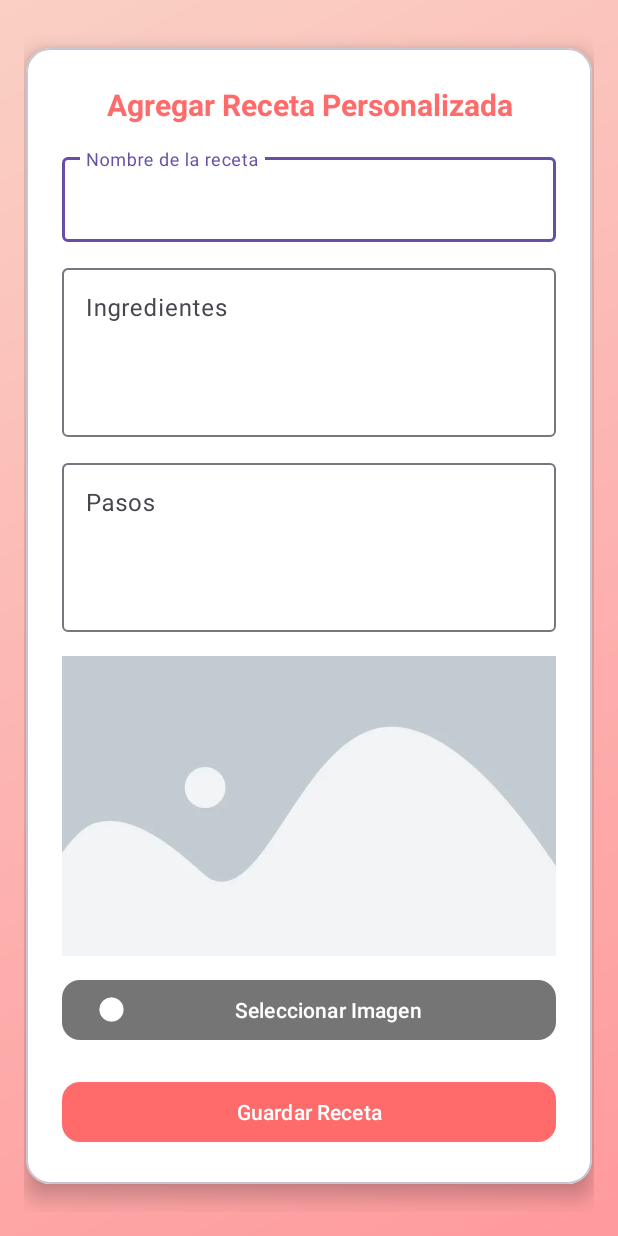
After one commit to Hexodiax/FoodFlowTFG, an Android app: the AddCustomRecipe screen opened directly, with no data from a screen before it, on a phone screen of 412 x 824 dp. The commit adds this screen. Run offline under Robolectric (Android 15) with nearby library versions, the phone set to English and light mode, and no system bars; our stand-ins replace Firebase (no records; nobody signed in at launch, a user with empty details on screens opened directly).

Commit message:
Agregar dependencias de Storage de FireBase
modificacion de fragmento de recetas personalizadas , agregar boton flotante en receta personalizada
creacion de ventana de agregar recetas personalizadas creacion de logica de agregar las recetas a la base de datos de firebase

Fallos
no hay separacion de recetas personalizadas entre usuarios diferentes
vamos que todos pueden ver las recetas que tu crees

Proximamente

Separacion de recetas para usuarios

```diff
--- a/app/build.gradle.kts
+++ b/app/build.gradle.kts
@@ -36,6 +36,8 @@ android {
 
 dependencies {
     implementation("com.github.bumptech.glide:glide:4.16.0")
+    implementation(libs.runtime.android)
+    implementation(libs.firebase.storage)
     annotationProcessor("com.github.bumptech.glide:compiler:4.16.0")
     implementation(platform("com.google.firebase:firebase-bom:33.13.0"))
     implementation("com.google.firebase:firebase-auth")
--- /dev/null
+++ b/app/src/main/java/com/example/foodflowtfg/AddCustomRecipe.java
@@ -0,0 +1,125 @@
+package com.example.foodflowtfg;
+
+import android.content.Intent;
+import android.graphics.Bitmap;
+import android.net.Uri;
+import android.os.Bundle;
+import android.provider.MediaStore;
+import android.widget.Button;
+import android.widget.EditText;
+import android.widget.ImageView;
+import android.widget.Toast;
+
+import androidx.annotation.Nullable;
+import androidx.appcompat.app.AppCompatActivity;
+
+import com.google.firebase.firestore.FirebaseFirestore;
+import com.google.firebase.storage.FirebaseStorage;
+import com.google.firebase.storage.StorageReference;
+
+import java.io.IOException;
+import java.util.HashMap;
+import java.util.Map;
+import java.util.UUID;
+
+public class AddCustomRecipe extends AppCompatActivity {
+
+    private static final int PICK_IMAGE_REQUEST = 1;
+    private static final String DEFAULT_IMAGE_URL = "https://firebasestorage.googleapis.com/v0/b/tu-proyecto.appspot.com/o/default_recipe_image.png?alt=media";
+
+    private EditText editTextNombre, editTextIngredientes, editTextPasos;
+    private ImageView imagePreview;
+    private Uri imageUri;
+
+    @Override
+    protected void onCreate(Bundle savedInstanceState) {
+        super.onCreate(savedInstanceState);
+        setContentView(R.layout.activity_agregar_receta_personalizada);
+
+        editTextNombre = findViewById(R.id.editTextNombre);
+        editTextIngredientes = findViewById(R.id.editTextIngredientes);
+        editTextPasos = findViewById(R.id.editTextPasos);
+        imagePreview = findViewById(R.id.imagePreview);
+
+        Button btnSeleccionarImagen = findViewById(R.id.btnSeleccionarImagen);
+        Button btnGuardar = findViewById(R.id.btnGuardar);
+
+        btnSeleccionarImagen.setOnClickListener(v -> abrirGaleria());
+        btnGuardar.setOnClickListener(v -> guardarReceta());
+    }
+
+    private void abrirGaleria() {
+        Intent intent = new Intent();
+        intent.setType("image/*");
+        intent.setAction(Intent.ACTION_GET_CONTENT);
+        startActivityForResult(Intent.createChooser(intent, "Selecciona una imagen"), PICK_IMAGE_REQUEST);
+    }
+
+    @Override
+    protected void onActivityResult(int requestCode, int resultCode, @Nullable Intent data) {
+        super.onActivityResult(requestCode, resultCode, data);
+
+        if (requestCode == PICK_IMAGE_REQUEST && resultCode == RESULT_OK && data != null && data.getData() != null) {
+            imageUri = data.getData();
+
+            try {
+                Bitmap bitmap = MediaStore.Images.Media.getBitmap(getContentResolver(), imageUri);
+                imagePreview.setImageBitmap(bitmap);
+            } catch (IOException e) {
+                e.printStackTrace();
+            }
+        }
+    }
+
+    private void guardarReceta() {
+        String nombre = editTextNombre.getText().toString().trim();
+        String ingredientes = editTextIngredientes.getText().toString().trim();
+        String pasos = editTextPasos.getText().toString().trim();
+
+        if (nombre.isEmpty() || ingredientes.isEmpty() || pasos.isEmpty()) {
+            Toast.makeText(this, "Por favor completa todos los campos", Toast.LENGTH_SHORT).show();
+            return;
+        }
+
+        if (imageUri == null) {
+            // No hay imagen, usar imagen por defecto
+            guardarEnFirestore(nombre, ingredientes, pasos, DEFAULT_IMAGE_URL);
+        } else {
+            // Subir imagen seleccionada
+            StorageReference storageRef = FirebaseStorage.getInstance().getReference();
+            StorageReference imageRef = storageRef.child("recetas_personalizadas/" + UUID.randomUUID().toString());
+
+            imageRef.putFile(imageUri)
+                    .addOnSuccessListener(taskSnapshot ->
+                            imageRef.getDownloadUrl().addOnSuccessListener(uri -> {
+                                String imageUrl = uri.toString();
+                                guardarEnFirestore(nombre, ingredientes, pasos, imageUrl);
+                            })
+                    )
+                    .addOnFailureListener(e -> {
+                        Toast.makeText(this, "Error al subir imagen", Toast.LENGTH_SHORT).show();
+                        e.printStackTrace();
+                    });
+        }
+    }
+
+    private void guardarEnFirestore(String nombre, String ingredientes, String pasos, String imageUrl) {
+        Map<String, Object> receta = new HashMap<>();
+        receta.put("nombre", nombre);
+        receta.put("ingredientes", ingredientes);
+        receta.put("pasos", pasos);
+        receta.put("imagenUrl", imageUrl);
+
+        FirebaseFirestore.getInstance()
+                .collection("recetas_personalizadas")
+                .add(receta)
+                .addOnSuccessListener(documentReference -> {
+                    Toast.makeText(this, "Receta guardada correctamente", Toast.LENGTH_SHORT).show();
+                    finish();
+                })
+                .addOnFailureListener(e -> {
+                    Toast.makeText(this, "Error al guardar receta", Toast.LENGTH_SHORT).show();
+                    e.printStackTrace();
+                });
+    }
+}
--- /dev/null
+++ b/app/src/main/res/layout/activity_agregar_receta_personalizada.xml
@@ -0,0 +1,125 @@
+<?xml version="1.0" encoding="utf-8"?>
+<ScrollView xmlns:android="http://schemas.android.com/apk/res/android"
+    xmlns:app="http://schemas.android.com/apk/res-auto"
+    android:layout_width="match_parent"
+    android:layout_height="match_parent"
+    android:background="@drawable/background_gradient"
+    android:padding="16dp">
+
+    <LinearLayout
+        android:layout_width="match_parent"
+        android:layout_height="wrap_content"
+        android:orientation="vertical"
+        android:gravity="center_horizontal">
+
+        <!-- Card con sombra -->
+        <com.google.android.material.card.MaterialCardView
+            android:layout_width="match_parent"
+            android:layout_height="wrap_content"
+            android:layout_marginTop="16dp"
+            android:layout_marginBottom="24dp"
+            android:layout_marginHorizontal="1dp"
+            app:cardElevation="8dp"
+            app:cardCornerRadius="16dp"
+            app:cardBackgroundColor="@color/white">
+
+            <LinearLayout
+                android:layout_width="match_parent"
+                android:layout_height="wrap_content"
+                android:orientation="vertical"
+                android:padding="24dp">
+
+                <!-- Título -->
+                <TextView
+                    android:layout_width="match_parent"
+                    android:layout_height="wrap_content"
+                    android:text="Agregar Receta Personalizada"
+                    android:textColor="@color/primary_color"
+                    android:textSize="20sp"
+                    android:textStyle="bold"
+                    android:gravity="center"
+                    android:layout_marginBottom="16dp" />
+
+                <!-- Nombre -->
+                <com.google.android.material.textfield.TextInputLayout
+                    android:layout_width="match_parent"
+                    android:layout_height="wrap_content"
+                    android:hint="Nombre de la receta">
+
+                    <com.google.android.material.textfield.TextInputEditText
+                        android:id="@+id/editTextNombre"
+                        android:layout_width="match_parent"
+                        android:layout_height="wrap_content"
+                        android:inputType="textPersonName" />
+                </com.google.android.material.textfield.TextInputLayout>
+
+                <!-- Ingredientes -->
+                <com.google.android.material.textfield.TextInputLayout
+                    android:layout_width="match_parent"
+                    android:layout_height="wrap_content"
+                    android:layout_marginTop="12dp"
+                    android:hint="Ingredientes">
+
+                    <com.google.android.material.textfield.TextInputEditText
+                        android:id="@+id/editTextIngredientes"
+                        android:layout_width="match_parent"
+                        android:layout_height="wrap_content"
+                        android:inputType="textMultiLine"
+                        android:minLines="4"
+                        android:gravity="top" />
+                </com.google.android.material.textfield.TextInputLayout>
+
+                <!-- Pasos -->
+                <com.google.android.material.textfield.TextInputLayout
+                    android:layout_width="match_parent"
+                    android:layout_height="wrap_content"
+                    android:layout_marginTop="12dp"
+                    android:hint="Pasos">
+
+                    <com.google.android.material.textfield.TextInputEditText
+                        android:id="@+id/editTextPasos"
+                        android:layout_width="match_parent"
+                        android:layout_height="wrap_content"
+                        android:inputType="textMultiLine"
+                        android:minLines="4"
+                        android:gravity="top" />
+                </com.google.android.material.textfield.TextInputLayout>
+
+                <!-- Imagen -->
+                <ImageView
+                    android:id="@+id/imagePreview"
+                    android:layout_width="match_parent"
+                    android:layout_height="200dp"
+                    android:layout_marginTop="16dp"
+                    android:scaleType="centerCrop"
+                    android:src="@drawable/recipe_placeholder"
+                    android:background="@color/white"
+                    android:contentDescription="Vista previa de la imagen" />
+
+                <!-- Botón seleccionar imagen -->
+                <com.google.android.material.button.MaterialButton
+                    android:id="@+id/btnSeleccionarImagen"
+                    android:layout_width="match_parent"
+                    android:layout_height="wrap_content"
+                    android:layout_marginTop="12dp"
+                    android:text="Seleccionar Imagen"
+                    app:icon="@drawable/recipe_error"
+                    app:iconPadding="8dp"
+                    app:cornerRadius="12dp"
+                    app:backgroundTint="@color/gray_600"
+                    android:textColor="@color/white" />
+
+                <!-- Botón guardar receta -->
+                <com.google.android.material.button.MaterialButton
+                    android:id="@+id/btnGuardar"
+                    android:layout_width="match_parent"
+                    android:layout_height="wrap_content"
+                    android:layout_marginTop="20dp"
+                    android:text="Guardar Receta"
+                    app:cornerRadius="12dp"
+                    android:textColor="@color/white"
+                    app:backgroundTint="@color/primary_color" />
+            </LinearLayout>
+        </com.google.android.material.card.MaterialCardView>
+    </LinearLayout>
+</ScrollView>
--- a/gradle/libs.versions.toml
+++ b/gradle/libs.versions.toml
@@ -11,6 +11,8 @@ gridlayout = "1.1.0"
 volley = "1.2.1"
 firebaseFirestore = "25.1.4"
 playServicesMeasurementApi = "22.4.0"
+runtimeAndroid = "1.8.2"
+firebaseStorage = "21.0.2"
 
 [libraries]
 junit = { group = "junit", name = "junit", version.ref = "junit" }
@@ -24,6 +26,8 @@ gridlayout = { group = "androidx.gridlayout", name = "gridlayout", version.ref =
 volley = { group = "com.android.volley", name = "volley", version.ref = "volley" }
 firebase-firestore = { group = "com.google.firebase", name = "firebase-firestore", version.ref = "firebaseFirestore" }
 play-services-measurement-api = { group = "com.google.android.gms", name = "play-services-measurement-api", version.ref = "playServicesMeasurementApi" }
+runtime-android = { group = "androidx.compose.runtime", name = "runtime-android", version.ref = "runtimeAndroid" }
+firebase-storage = { group = "com.google.firebase", name = "firebase-storage", version.ref = "firebaseStorage" }
 
 [plugins]
 android-application = { id = "com.android.application", version.ref = "agp" }
```
Also changed, not shown: app/src/main/AndroidManifest.xml (+5 -6 lines), app/src/main/java/com/example/foodflowtfg/YourRecipesFragment.java (+25 -6 lines), app/src/main/res/layout/fragment_your_recipes.xml (+12 -2 lines).
